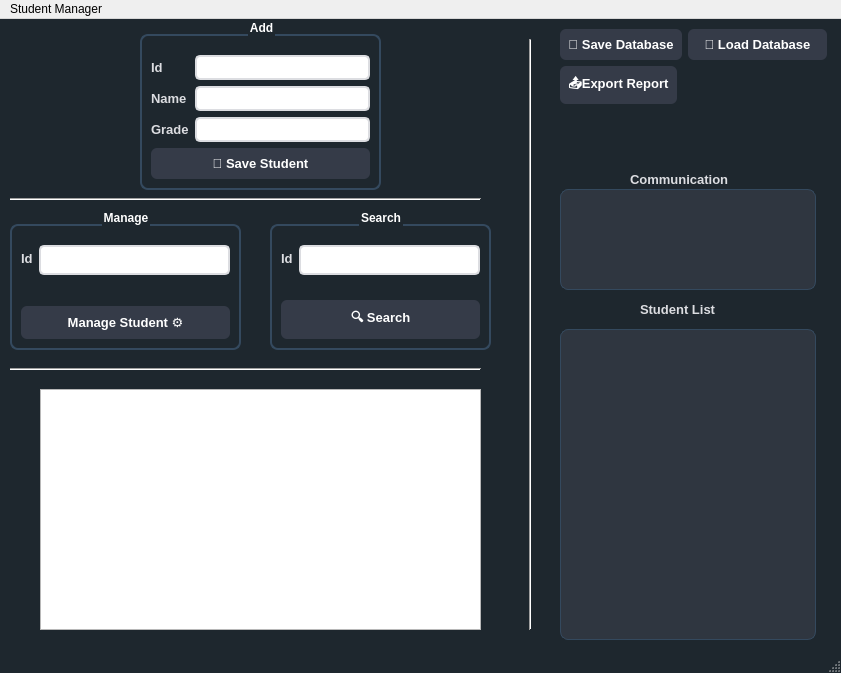
This is mainwindow.ui in BakrAmghar/student-management-system-c as Qt 5 draws it before an edit. The edited form follows.
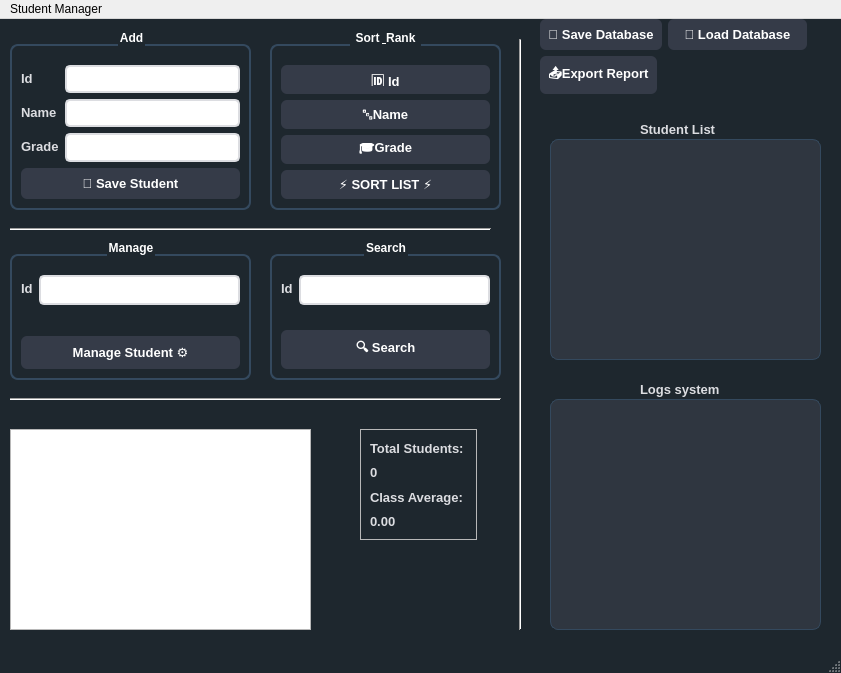
This is the edited form.

Commit message: feat: implement student sorting and ranking with clean repository

Patch:
```diff
--- a/mainwindow.ui
+++ b/mainwindow.ui
@@ -125,17 +125,17 @@
    <widget class="QListWidget" name="list_students">
     <property name="geometry">
      <rect>
-      <x>560</x>
-      <y>310</y>
-      <width>256</width>
-      <height>311</height>
+      <x>550</x>
+      <y>120</y>
+      <width>271</width>
+      <height>221</height>
      </rect>
     </property>
    </widget>
    <widget class="Line" name="line">
     <property name="geometry">
      <rect>
-      <x>520</x>
+      <x>510</x>
       <y>20</y>
       <width>20</width>
       <height>591</height>
@@ -149,8 +149,8 @@
     <property name="geometry">
      <rect>
       <x>10</x>
-      <y>170</y>
-      <width>471</width>
+      <y>200</y>
+      <width>481</width>
       <height>21</height>
      </rect>
     </property>
@@ -162,8 +162,8 @@
     <property name="geometry">
      <rect>
       <x>10</x>
-      <y>340</y>
-      <width>471</width>
+      <y>370</y>
+      <width>491</width>
       <height>21</height>
      </rect>
     </property>
@@ -175,7 +175,7 @@
     <property name="geometry">
      <rect>
       <x>640</x>
-      <y>280</y>
+      <y>100</y>
       <width>111</width>
       <height>20</height>
      </rect>
@@ -184,36 +184,13 @@
      <string>Student List</string>
     </property>
    </widget>
-   <widget class="QListWidget" name="list_stats">
-    <property name="geometry">
-     <rect>
-      <x>560</x>
-      <y>170</y>
-      <width>256</width>
-      <height>101</height>
-     </rect>
-    </property>
-   </widget>
-   <widget class="QLabel" name="label_5">
-    <property name="geometry">
-     <rect>
-      <x>630</x>
-      <y>150</y>
-      <width>131</width>
-      <height>20</height>
-     </rect>
-    </property>
-    <property name="text">
-     <string>Communication</string>
-    </property>
-   </widget>
    <widget class="QGroupBox" name="groupBox">
     <property name="geometry">
      <rect>
-      <x>140</x>
-      <y>0</y>
+      <x>10</x>
+      <y>10</y>
       <width>241</width>
-      <height>171</height>
+      <height>181</height>
      </rect>
     </property>
     <property name="title">
@@ -279,8 +256,8 @@
     <property name="geometry">
      <rect>
       <x>270</x>
-      <y>190</y>
-      <width>221</width>
+      <y>220</y>
+      <width>231</width>
       <height>141</height>
      </rect>
     </property>
@@ -327,8 +304,8 @@
     <property name="geometry">
      <rect>
       <x>10</x>
-      <y>190</y>
-      <width>231</width>
+      <y>220</y>
+      <width>241</width>
       <height>141</height>
      </rect>
     </property>
@@ -374,8 +351,8 @@
    <widget class="QWidget" name="formLayoutWidget_4">
     <property name="geometry">
      <rect>
-      <x>560</x>
-      <y>10</y>
+      <x>540</x>
+      <y>0</y>
       <width>267</width>
       <height>75</height>
      </rect>
@@ -407,13 +384,128 @@
    <widget class="QGraphicsView" name="chartContainer">
     <property name="geometry">
      <rect>
-      <x>40</x>
-      <y>370</y>
-      <width>441</width>
-      <height>241</height>
+      <x>10</x>
+      <y>410</y>
+      <width>301</width>
+      <height>201</height>
      </rect>
     </property>
    </widget>
+   <widget class="QFrame" name="frame">
+    <property name="geometry">
+     <rect>
+      <x>360</x>
+      <y>410</y>
+      <width>117</width>
+      <height>111</height>
+     </rect>
+    </property>
+    <property name="frameShape">
+     <enum>QFrame::Shape::StyledPanel</enum>
+    </property>
+    <property name="frameShadow">
+     <enum>QFrame::Shadow::Raised</enum>
+    </property>
+    <layout class="QVBoxLayout" name="verticalLayout">
+     <item>
+      <widget class="QLabel" name="label_5">
+       <property name="text">
+        <string>Total Students:</string>
+       </property>
+      </widget>
+     </item>
+     <item>
+      <widget class="QLabel" name="lbl_total_val">
+       <property name="text">
+        <string>0</string>
+       </property>
+      </widget>
+     </item>
+     <item>
+      <widget class="QLabel" name="label_6">
+       <property name="text">
+        <string>Class Average:</string>
+       </property>
+      </widget>
+     </item>
+     <item>
+      <widget class="QLabel" name="lbl_avg_val">
+       <property name="text">
+        <string>0.00</string>
+       </property>
+      </widget>
+     </item>
+    </layout>
+   </widget>
+   <widget class="QListWidget" name="list_logs">
+    <property name="geometry">
+     <rect>
+      <x>550</x>
+      <y>380</y>
+      <width>271</width>
+      <height>231</height>
+     </rect>
+    </property>
+   </widget>
+   <widget class="QLabel" name="label_7">
+    <property name="geometry">
+     <rect>
+      <x>640</x>
+      <y>360</y>
+      <width>111</width>
+      <height>20</height>
+     </rect>
+    </property>
+    <property name="text">
+     <string>Logs system</string>
+    </property>
+   </widget>
+   <widget class="QGroupBox" name="groupBox_4">
+    <property name="geometry">
+     <rect>
+      <x>270</x>
+      <y>10</y>
+      <width>231</width>
+      <height>181</height>
+     </rect>
+    </property>
+    <property name="title">
+     <string>Sort &amp; Rank</string>
+    </property>
+    <property name="alignment">
+     <set>Qt::AlignmentFlag::AlignHCenter|Qt::AlignmentFlag::AlignTop</set>
+    </property>
+    <layout class="QGridLayout" name="gridLayout_4">
+     <item row="1" column="0">
+      <widget class="QPushButton" name="btn_sort_name">
+       <property name="text">
+        <string>🔤Name</string>
+       </property>
+      </widget>
+     </item>
+     <item row="0" column="0">
+      <widget class="QPushButton" name="btn_sort_id">
+       <property name="text">
+        <string>🆔 Id</string>
+       </property>
+      </widget>
+     </item>
+     <item row="2" column="0">
+      <widget class="QPushButton" name="btn_sort_grade">
+       <property name="text">
+        <string>🎓Grade</string>
+       </property>
+      </widget>
+     </item>
+     <item row="3" column="0">
+      <widget class="QPushButton" name="btn_sort_execute">
+       <property name="text">
+        <string>⚡ SORT LIST ⚡</string>
+       </property>
+      </widget>
+     </item>
+    </layout>
+   </widget>
   </widget>
   <widget class="QMenuBar" name="menubar">
    <property name="geometry">
```
The commit also changes 5 other files.
